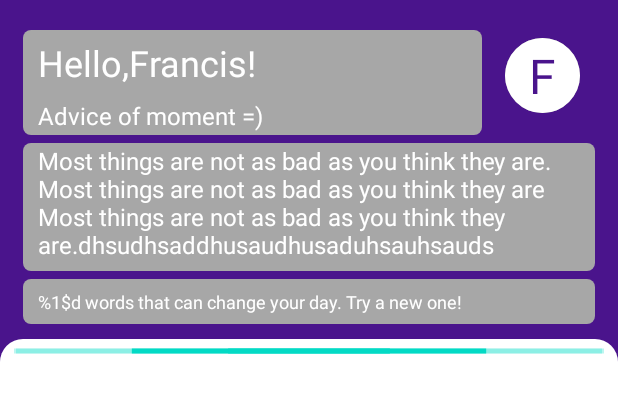
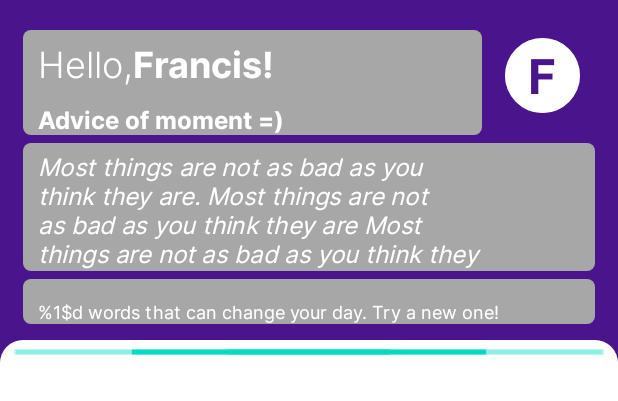
Before and after one commit to wilkison-silva/password-keeper, an Android app: the layout fragment_home.xml on its own in the app's theme, with its tools: preview values and no code run, on a phone screen of 412 x 824 dp. Shown: the top 401 px of the screen. Run offline under Robolectric (Android 15) with nearby library versions, the phone set to English and light mode, and no system bars.

Commit message:
feat: adiciona fontes ao fragment da home e corrige largura dos cards de categoria

```diff
--- a/app/src/main/res/layout/fragment_home.xml
+++ b/app/src/main/res/layout/fragment_home.xml
@@ -105,6 +105,7 @@
                         android:layout_marginStart="25dp"
                         android:layout_marginTop="25dp"
                         android:text="@string/hello"
+                        android:fontFamily="@font/inter_light"
                         android:textColor="@color/white"
                         android:textSize="24sp"
                         app:layout_constraintStart_toStartOf="parent"
@@ -117,6 +118,7 @@
                         android:layout_marginTop="25dp"
                         android:textColor="@color/white"
                         android:textFontWeight="700"
+                        android:fontFamily="@font/inter_bold"
                         android:textSize="24sp"
                         app:layout_constraintStart_toEndOf="@id/textViewHello"
                         app:layout_constraintTop_toTopOf="parent"
@@ -130,6 +132,7 @@
                         android:layout_marginEnd="25dp"
                         android:background="@drawable/rounded_textview"
                         android:gravity="center"
+                        android:fontFamily="@font/inter_bold"
                         android:scaleType="centerCrop"
                         android:textColor="@color/purple"
                         android:textFontWeight="700"
@@ -147,6 +150,7 @@
                         android:layout_marginTop="8dp"
                         android:text="@string/advice_of_moment"
                         android:textColor="@color/white"
+                        android:fontFamily="@font/inter_bold"
                         android:textSize="16sp"
                         app:layout_constraintStart_toStartOf="parent"
                         app:layout_constraintTop_toBottomOf="@+id/textViewHello" />
@@ -160,6 +164,7 @@
                         android:layout_marginEnd="25dp"
                         android:maxLength="180"
                         android:maxLines="4"
+                        android:fontFamily="@font/inter_regular"
                         android:textColor="@color/white"
                         android:textFontWeight="300"
                         android:textSize="16sp"
@@ -190,6 +195,7 @@
                         android:layout_marginEnd="25dp"
                         android:textColor="@color/white"
                         android:textFontWeight="400"
+                        android:fontFamily="@font/inter_regular"
                         android:textSize="12sp"
                         app:layout_constraintEnd_toEndOf="parent"
                         app:layout_constraintStart_toStartOf="parent"
@@ -253,6 +259,7 @@
                         android:layout_marginStart="25dp"
                         android:layout_marginTop="32dp"
                         android:text="@string/favorite"
+                        android:fontFamily="@font/inter_bold"
                         android:textColor="@color/purple"
                         android:textFontWeight="700"
                         android:textSize="20sp"
@@ -304,6 +311,7 @@
                                 android:layout_marginTop="18dp"
                                 android:text="@string/no_favorite_yet"
                                 android:textAlignment="center"
+                                android:fontFamily="@font/inter_bold"
                                 android:textColor="@color/purple_700"
                                 android:textFontWeight="700"
                                 android:textSize="18sp"
@@ -318,6 +326,7 @@
                                 android:layout_marginStart="70dp"
                                 android:layout_marginTop="15dp"
                                 android:layout_marginEnd="70dp"
+                                android:fontFamily="@font/inter_regular"
                                 android:text="@string/text_no_favorite_yet"
                                 android:textAlignment="center"
                                 android:textSize="15sp"
@@ -359,6 +368,7 @@
                         android:layout_height="wrap_content"
                         android:layout_marginStart="25dp"
                         android:layout_marginTop="20dp"
+                        android:fontFamily="@font/inter_bold"
                         android:text="@string/categories"
                         android:textColor="@color/purple"
                         android:textFontWeight="700"
@@ -369,10 +379,11 @@
                     <TextView
                         android:id="@+id/TextViewViewAll"
                         android:layout_width="wrap_content"
-                        android:layout_height="match_parent"
+                        android:layout_height="wrap_content"
                         android:layout_marginTop="20dp"
                         android:layout_marginEnd="15dp"
                         android:text="@string/view_all"
+                        android:fontFamily="@font/inter_regular"
                         android:textColor="@color/purple"
                         android:textFontWeight="400"
                         android:textSize="14sp"
@@ -426,6 +437,7 @@
                                 android:layout_marginTop="18dp"
                                 android:gravity="center"
                                 android:text="@string/no_cards_yet"
+                                android:fontFamily="@font/inter_bold"
                                 android:textColor="@color/purple_700"
                                 android:textFontWeight="700"
                                 android:textSize="16sp"
@@ -437,9 +449,10 @@
                                 android:id="@+id/textViewLooksLike"
                                 android:layout_width="match_parent"
                                 android:layout_height="wrap_content"
-                                android:layout_marginStart="80dp"
+                                android:layout_marginStart="50dp"
                                 android:layout_marginTop="15dp"
-                                android:layout_marginEnd="70dp"
+                                android:fontFamily="@font/inter_regular"
+                                android:layout_marginEnd="50dp"
                                 android:text="@string/text_no_cards_yet"
                                 android:textAlignment="center"
                                 app:layout_constraintEnd_toEndOf="parent"
--- a/app/src/main/res/layout/item_image_favorite.xml
+++ b/app/src/main/res/layout/item_image_favorite.xml
@@ -25,6 +25,7 @@
             android:layout_marginTop="12dp"
             android:textColor="@color/purple_700"
             android:textFontWeight="700"
+            android:fontFamily="@font/inter_bold"
             android:textSize="12sp"
             app:layout_constraintEnd_toEndOf="parent"
             app:layout_constraintStart_toStartOf="parent"
@@ -39,6 +40,7 @@
             android:layout_marginTop="5dp"
             android:textColor="@color/gray_dark"
             android:textFontWeight="700"
+            android:fontFamily="@font/inter_bold"
             android:textSize="12sp"
             app:layout_constraintEnd_toEndOf="parent"
             app:layout_constraintStart_toStartOf="parent"
@@ -51,6 +53,7 @@
             android:layout_height="wrap_content"
             android:layout_marginEnd="5dp"
             android:layout_marginBottom="15dp"
+            android:fontFamily="@font/inter_regular"
             android:textColor="@color/gray"
             android:textSize="11sp"
             app:layout_constraintBottom_toBottomOf="parent"
```
Also changed, not shown: app/src/main/res/layout/item_image_categories.xml (+4 -3 lines).
